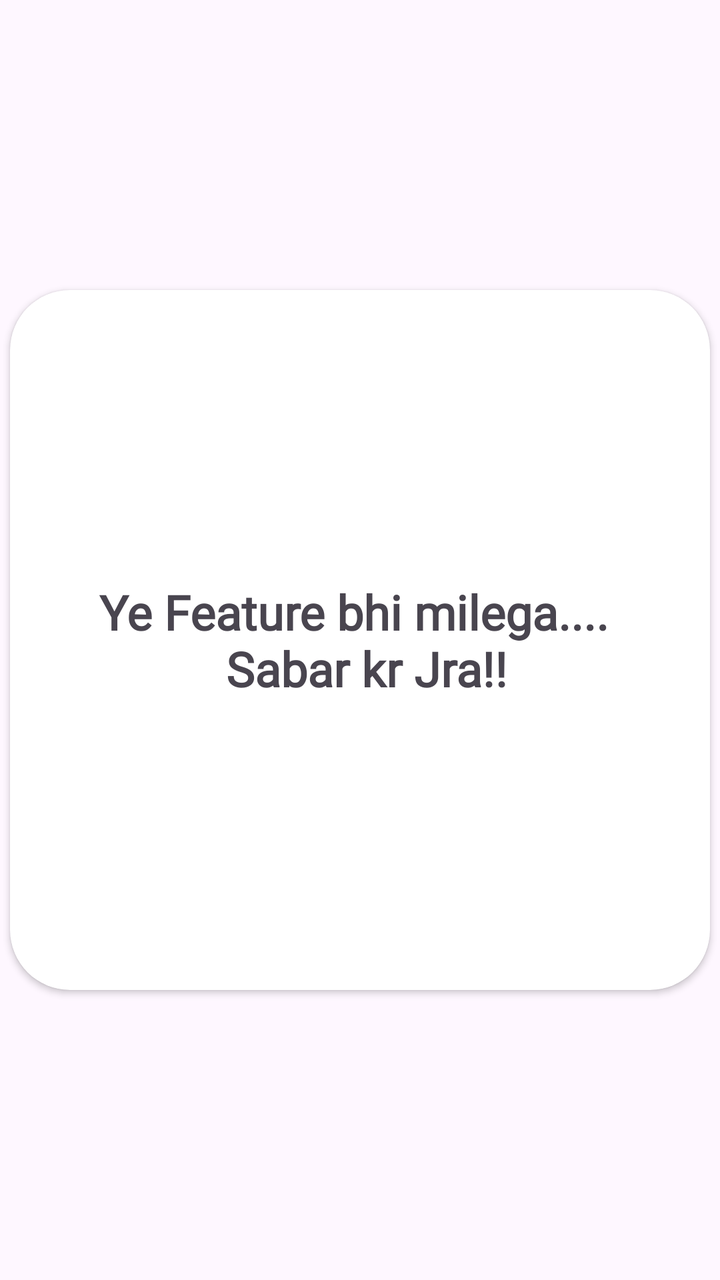
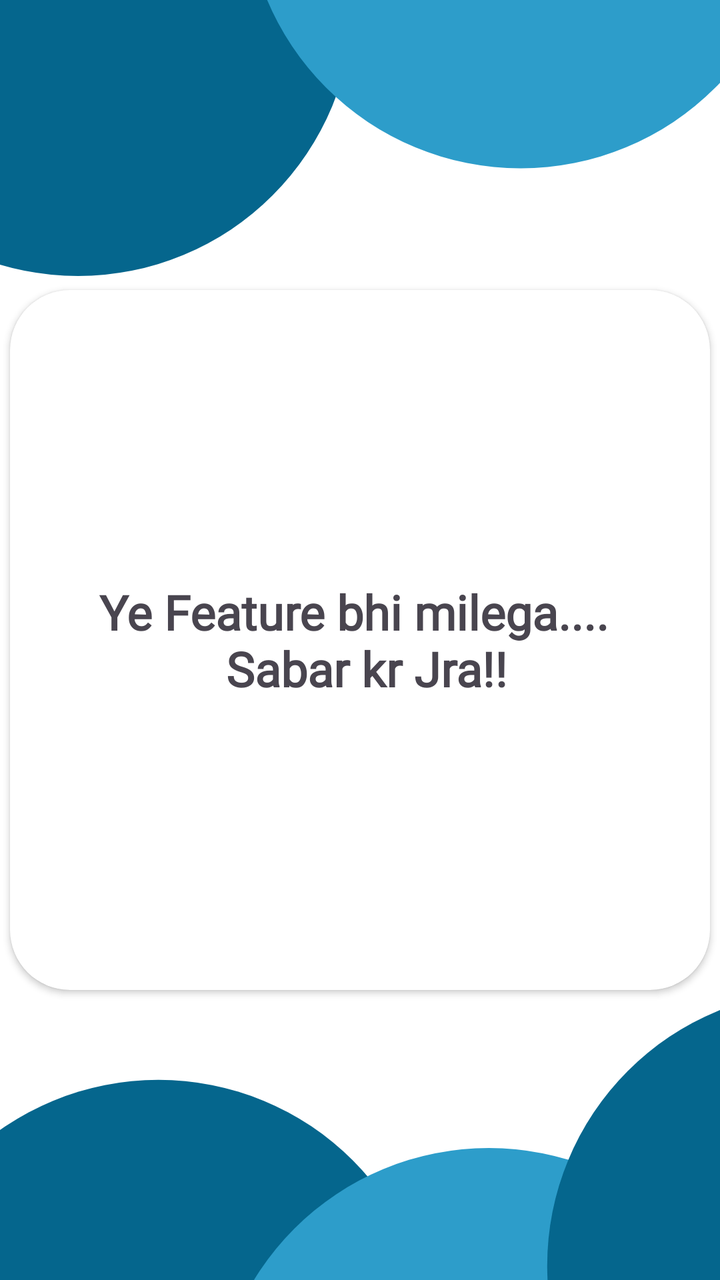

Compare the two renders of this Android layout. The source of the first and the diff that turns it into the second are given below.
<!-- AndroidManifest.xml: application theme Theme.Hostelvault -->
<!-- res/layout/activity_settings.xml -->
<?xml version="1.0" encoding="utf-8"?>
<androidx.constraintlayout.widget.ConstraintLayout xmlns:android="http://schemas.android.com/apk/res/android"
    xmlns:app="http://schemas.android.com/apk/res-auto"
    xmlns:tools="http://schemas.android.com/tools"
    android:id="@+id/main"
    android:layout_width="match_parent"
    android:layout_height="match_parent"
    tools:context=".settingsActivity">

    <androidx.cardview.widget.CardView
        android:layout_width="350dp"
        android:layout_height="350dp"
        app:cardCornerRadius="30dp"
        android:elevation="20dp"
        app:layout_constraintBottom_toBottomOf="parent"
        app:layout_constraintEnd_toEndOf="parent"
        app:layout_constraintHorizontal_bias="0.5"
        app:layout_constraintStart_toStartOf="parent"
        app:layout_constraintTop_toTopOf="parent"
        app:layout_constraintVertical_bias="0.5">

        <androidx.constraintlayout.widget.ConstraintLayout
            android:layout_width="match_parent"
            android:layout_height="match_parent">

            <TextView
                android:layout_width="wrap_content"
                android:layout_height="wrap_content"
                android:fontFamily="@font/poppins_semibold"
                android:text="Ye Feature bhi milega.... \n Sabar kr Jra!!"
                android:textAlignment="center"
                android:textSize="24sp"
                android:textStyle="bold"
                app:layout_constraintBottom_toBottomOf="parent"
                app:layout_constraintEnd_toEndOf="parent"
                app:layout_constraintHorizontal_bias="0.5"
                app:layout_constraintStart_toStartOf="parent"
                app:layout_constraintTop_toTopOf="parent"
                app:layout_constraintVertical_bias="0.5" />
        </androidx.constraintlayout.widget.ConstraintLayout>

    </androidx.cardview.widget.CardView>

</androidx.constraintlayout.widget.ConstraintLayout>
<!-- resources referenced by this layout -->
<resources>
  <style name="Theme.Hostelvault" parent="Theme.Material3.DayNight.NoActionBar">
  
          <item name="android:statusBarColor">@color/bg_color</item>
          <item name="colorPrimary">@color/black</item>
          <item name="colorPrimaryVariant">@color/transparent</item>
          <item name="backgroundTint">@null</item>
          <item name="strokeColor">@null</item>
  
      </style>
  <color name="bg_color">#1A1A24</color>
  <color name="black">#FF000000</color>
  <color name="transparent">#004F4FA5</color>
</resources>

<!-- the commit's change to res/layout/activity_settings.xml (unified diff, before → after) -->
@@ -4,6 +4,7 @@
     xmlns:tools="http://schemas.android.com/tools"
     android:id="@+id/main"
     android:layout_width="match_parent"
+    android:background="@drawable/smallactivity_bg"
     android:layout_height="match_parent"
     tools:context=".settingsActivity">
 
<!-- resource entries referenced after the edit -->
@@ -1,5 +1,37 @@
 <!-- resources referenced by this layout -->
 <resources>
+  <!-- drawable smallactivity_bg (drawable) -->
+  <vector xmlns:android="http://schemas.android.com/apk/res/android"
+      android:width="475dp"
+      android:height="844dp"
+      android:viewportWidth="475"
+      android:viewportHeight="844">
+    <path
+        android:pathData="M0,0h475v844h-475z"
+        android:fillColor="#CECECE"/>
+    <group>
+      <clip-path
+          android:pathData="M0,0h475v844h-475z"/>
+      <path
+          android:pathData="M0,0h475v844h-475z"
+          android:fillColor="#ffffff"/>
+      <path
+          android:pathData="M51.5,0.5m-181.5,0a181.5,181.5 0,1 1,363 0a181.5,181.5 0,1 1,-363 0"
+          android:fillColor="#05668D"/>
+      <path
+          android:pathData="M343.5,-70.5m-181.5,0a181.5,181.5 0,1 1,363 0a181.5,181.5 0,1 1,-363 0"
+          android:fillColor="#2D9DCA"/>
+      <path
+          android:pathData="M104.5,893.5m-181.5,0a181.5,181.5 0,1 1,363 0a181.5,181.5 0,1 1,-363 0"
+          android:fillColor="#05668D"/>
+      <path
+          android:pathData="M322.5,938.5m-181.5,0a181.5,181.5 0,1 1,363 0a181.5,181.5 0,1 1,-363 0"
+          android:fillColor="#2D9DCA"/>
+      <path
+          android:pathData="M542.5,834.5m-181.5,0a181.5,181.5 0,1 1,363 0a181.5,181.5 0,1 1,-363 0"
+          android:fillColor="#05668D"/>
+    </group>
+  </vector>
   <style name="Theme.Hostelvault" parent="Theme.Material3.DayNight.NoActionBar">
   
           <item name="android:statusBarColor">@color/bg_color</item>
